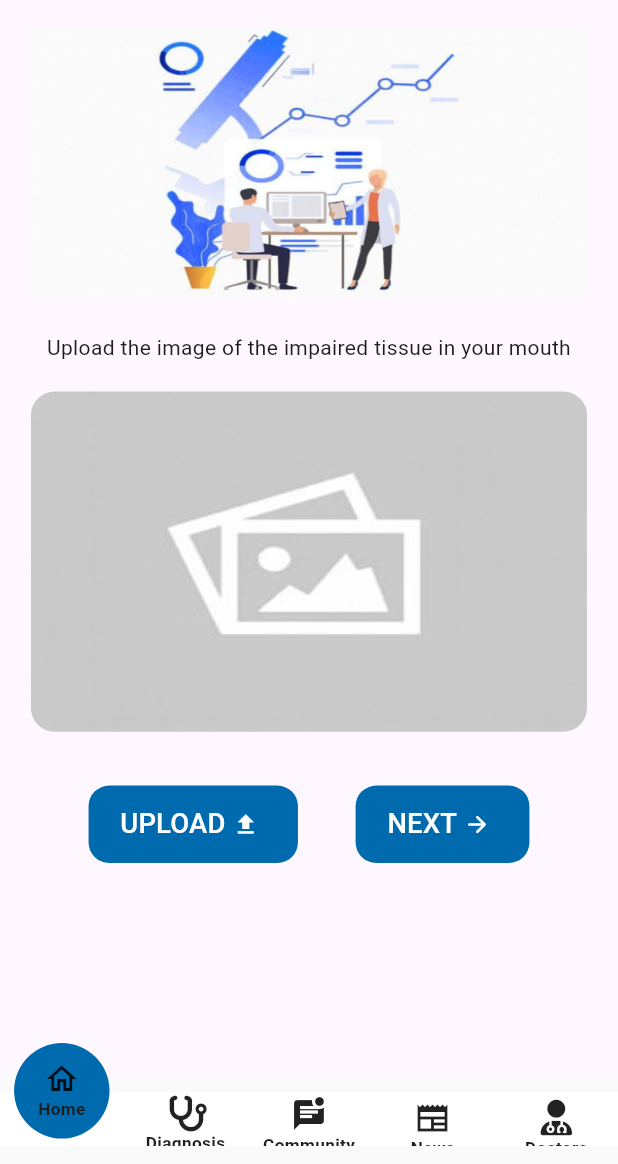
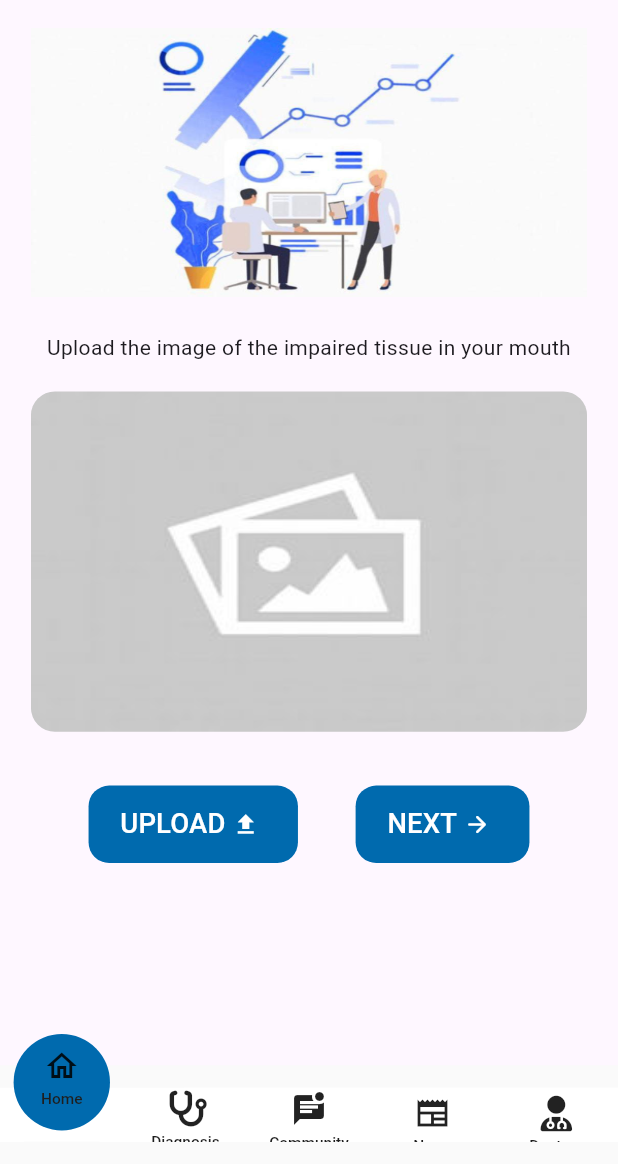
Before and after one commit to khaled365-code/oral_cancer_detection_app, a Flutter app: the HomePage screen opened by its route, on a phone screen of 412 x 824 dp, the part 72-1236 px from its top. Run offline on Flutter 3.47's test engine with Material 3 defaults, Android fonts, the phone set to English and light mode, and no system bars; drawn by our look-alikes of curved_navigation_bar; our stand-ins replace bloc, cached_network_image, connectivity_plus, dartz, device_preview, dio and 14 more; accounts and stored records are empty; network calls fail; Roboto replaces fonts that are missing (Helvetica).

Commit message:
get all posts modified and solving buttom nav bar text

```diff
--- a/lib/core/commons/functions.dart
+++ b/lib/core/commons/functions.dart
@@ -100,7 +100,7 @@ getTimeDifference({required DateTime postDate})
 }
 String getEmail({required String currentEmail})
 {
-  int emailLength=24;
+  int emailLength=14;
   String displayedName=currentEmail.length>emailLength?currentEmail.substring(0,emailLength)+'.':currentEmail;
   return displayedName;
 
--- a/lib/core/utilis/colors.dart
+++ b/lib/core/utilis/colors.dart
@@ -65,6 +65,20 @@ class AppColors
 
    static const Color c3F4042=Color(0xff3F4042);
 
+   static const Color cC8CBD0=Color(0xffC8CBD0);
+
+
+   static const Color cE6EAEC=Color(0xffE6EAEC);
+
+
+
+
+
+
+
+
+
+
 
 
 
--- a/lib/features/community/presentation/widgets/post_container.dart
+++ b/lib/features/community/presentation/widgets/post_container.dart
@@ -56,7 +56,7 @@ class PostContainer extends StatelessWidget {
       },
       child: Container(
         width: 414.w,
-        padding: EdgeInsetsDirectional.only(end: 17.w,),
+        padding: EdgeInsetsDirectional.only(end: 20.w,),
         decoration: BoxDecoration(
             boxShadow: [
               BoxShadow(
@@ -114,7 +114,7 @@ class PostContainer extends StatelessWidget {
                           size: 11,
                         ),),
                       ),
-                      Spacer(),
+                      SizedBox(width: 5.h,),
                       Padding(
                         padding: EdgeInsets.only(top: 2.h),
                         child: Text('${getTimeDifference(postDate: DateTime.parse(data.post!.createdAt??''))}', style: AppKhaledStyles.textStyle(
--- a/lib/features/home/presentation/views/componants/bottomnav_bar_column.dart
+++ b/lib/features/home/presentation/views/componants/bottomnav_bar_column.dart
@@ -1,6 +1,9 @@
 import 'package:flutter/cupertino.dart';
 import 'package:flutter/material.dart';
+import 'package:flutter_screenutil/flutter_screenutil.dart';
+import 'package:graduation_project/core/utilis/app_styles.dart';
 import 'package:graduation_project/core/utilis/app_text_styles.dart';
+import 'package:graduation_project/core/utilis/colors.dart';
 
 class BottomNavColumn extends StatelessWidget {
   const BottomNavColumn({super.key,this.paddingValue,required this.icon,required this.text});
@@ -13,9 +16,19 @@ class BottomNavColumn extends StatelessWidget {
   Widget build(BuildContext context) {
     return Padding(
       padding:  EdgeInsets.all(paddingValue??0),
-      child: Column(children: [
-        Icon(icon ),
-        Text(text,style: AppTextStyles.font10,)
+      child: Column(
+        children: [
+        Icon(icon ,),
+        SizedBox(height: 2.h,),
+        Padding(
+          padding:  EdgeInsets.symmetric(horizontal: 2.w),
+          child: Text(text,style: AppKhaledStyles.textStyle(
+            size: 9,
+            weight: FontWeight.w500,
+
+          )),
+        ),
+        SizedBox(height: 5.h,),
 
       ],),
     );
--- a/lib/features/home/presentation/views/home_screen.dart
+++ b/lib/features/home/presentation/views/home_screen.dart
@@ -62,7 +62,7 @@ class HomePageState extends State<HomePage> {
       ),
       body:pages[selectedIndex],
       bottomNavigationBar: Padding(
-        padding:  EdgeInsets.symmetric(vertical: 10.h),
+        padding: const EdgeInsets.symmetric(vertical: 15),
         child: CurvedNavigationBar(
             height: 30.h,
             onTap: onItemTapped,
```
Also changed, not shown: lib/features/community/presentation/screens/community_screen.dart (+29 -11 lines), lib/features/community/presentation/widgets/no_search_result_widget.dart (+4 -3 lines), lib/features/community/presentation/widgets/test_widget.dart (+1 -7 lines).
